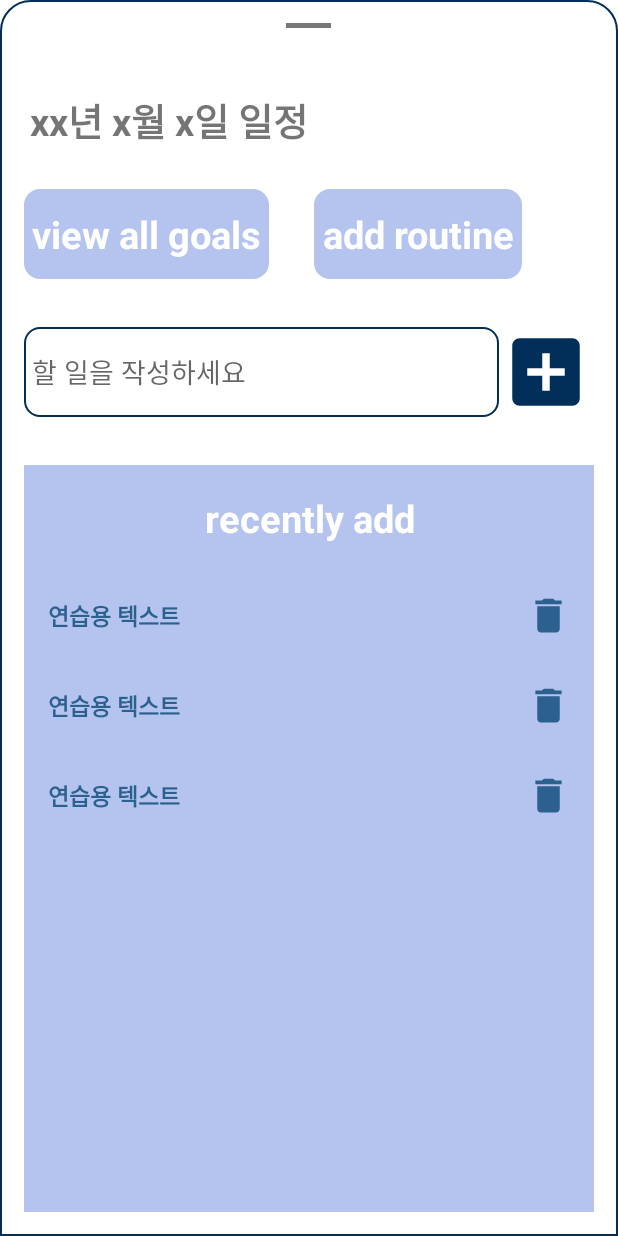
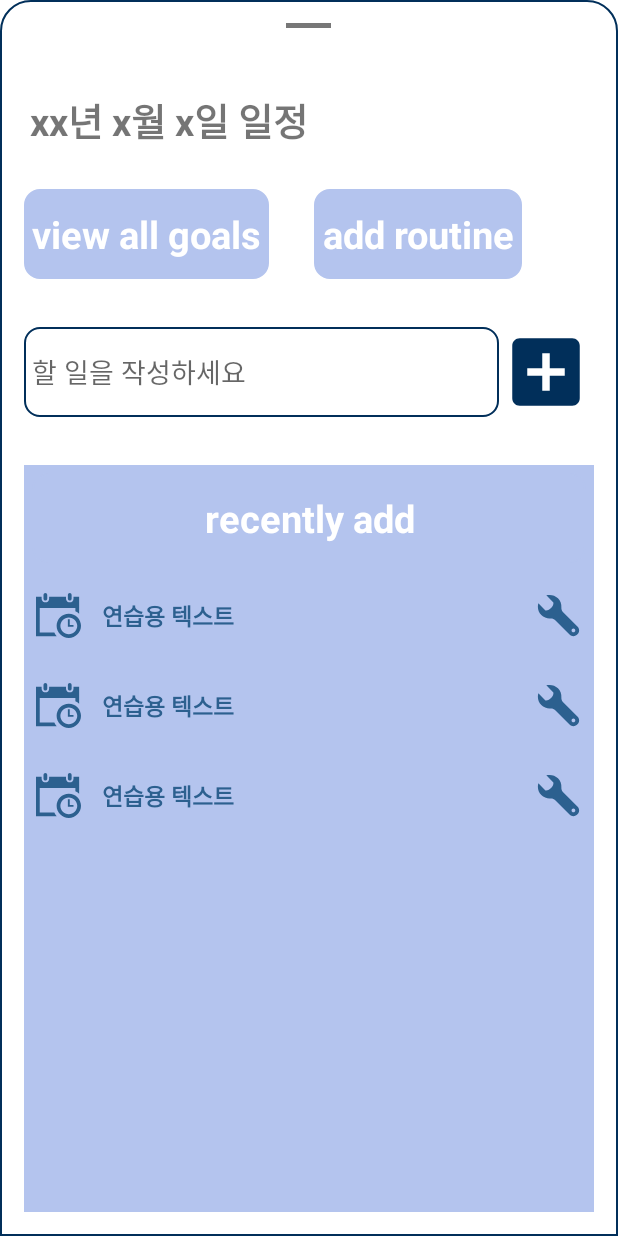
Before and after one commit to jinuemong/Android-App-SwallowMonth, an Android app: the layout slide_layout_calendar.xml on its own in the app's theme, with its tools: preview values and no code run, on a phone screen of 412 x 824 dp. Run offline under Robolectric (Android 15) with nearby library versions, the phone set to English and light mode, and no system bars.

Commit message:
20221113

```diff
--- a/app/build.gradle
+++ b/app/build.gradle
@@ -5,12 +5,12 @@ plugins {
 apply plugin: 'kotlin-android'
 
 android {
-    compileSdk 33
+    compileSdk 32
 
     defaultConfig {
         applicationId "com.example.todolistjinuemong"
         minSdk 21
-        targetSdk 33
+        targetSdk 32
         versionCode 1
         versionName "1.0"
 
--- /dev/null
+++ b/app/src/main/res/layout/item_to_do_calendar.xml
@@ -0,0 +1,41 @@
+<?xml version="1.0" encoding="utf-8"?>
+<LinearLayout xmlns:android="http://schemas.android.com/apk/res/android"
+    xmlns:tools="http://schemas.android.com/tools"
+    android:layout_width="match_parent"
+    android:layout_height="@dimen/item_height"
+    android:orientation="horizontal">
+    <LinearLayout
+        android:gravity="center"
+        android:layout_weight="1"
+        android:layout_width="0dp"
+        android:layout_height="match_parent">
+        <ImageView
+            android:id="@+id/calendar_item_icon"
+            android:layout_width="30dp"
+            android:layout_height="30dp"
+            android:src="@drawable/ic_iconmonstr_calendar_9" />
+    </LinearLayout>
+    <TextView
+        android:layout_marginLeft="@dimen/main_margin"
+        android:textStyle="bold"
+        android:textSize="15sp"
+        android:textColor="@color/normal_color"
+        android:gravity="center|start"
+        android:id="@+id/calendar_item_text"
+        android:layout_width="0dp"
+        android:layout_height="match_parent"
+        android:layout_weight="6"
+        tools:text="연습용 텍스트" />
+    <LinearLayout
+        android:gravity="center"
+        android:layout_weight="1"
+        android:layout_width="0dp"
+        android:layout_height="match_parent">
+
+        <ImageView
+            android:id="@+id/calendar_item_setting"
+            android:layout_width="30dp"
+            android:layout_height="30dp"
+            android:src="@drawable/ic_iconmonstr_wrench_25" />
+    </LinearLayout>
+</LinearLayout>
--- a/app/src/main/res/layout/slide_layout_calendar.xml
+++ b/app/src/main/res/layout/slide_layout_calendar.xml
@@ -98,7 +98,7 @@
                 android:layout_height="@dimen/item_height"/>
             <androidx.recyclerview.widget.RecyclerView
                 android:id="@+id/todo_recently_list"
-                tools:listitem="@layout/item_to_do"
+                tools:listitem="@layout/item_to_do_calendar"
                 android:layout_width="match_parent"
                 android:layout_height="match_parent"/>
         </LinearLayout>
```
Also changed, not shown: app/src/main/java/com/example/SwallowMonthJM/Calendar/CalendarSlider.kt (+55 -0 lines), app/src/main/java/com/example/SwallowMonthJM/Unit/CalendarIcon.kt (added, +10 -0 lines), app/src/main/java/com/example/SwallowMonthJM/Unit/Todo.kt (added, +11 -0 lines), app/src/main/java/com/example/SwallowMonthJM/ViewModel/MainViewModel.kt (+22 -2 lines).
